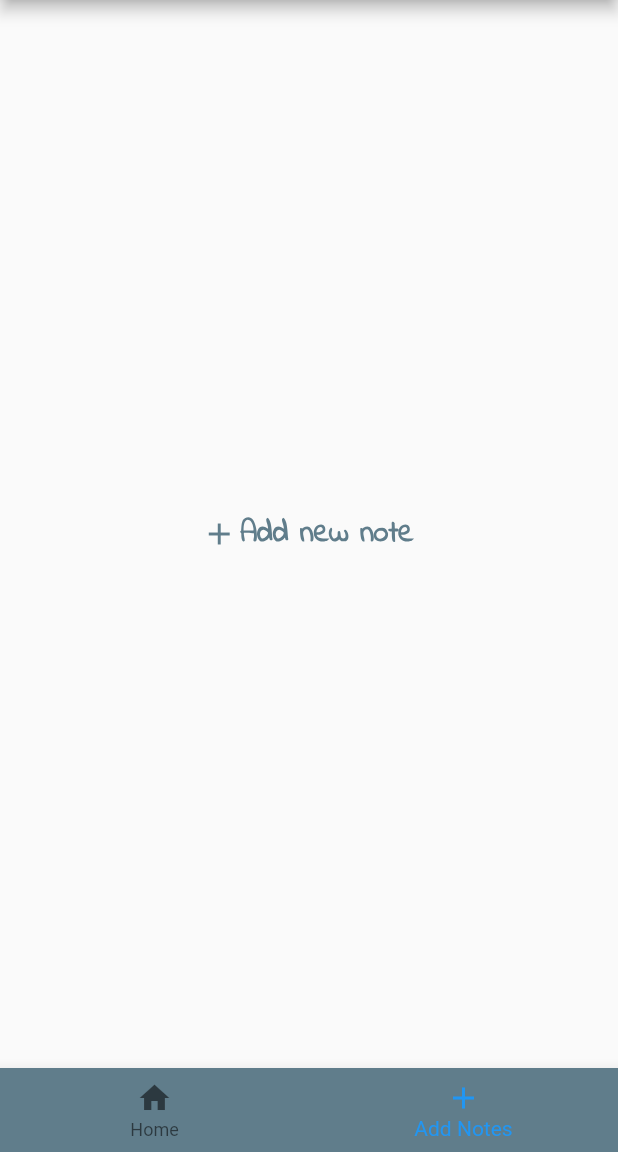
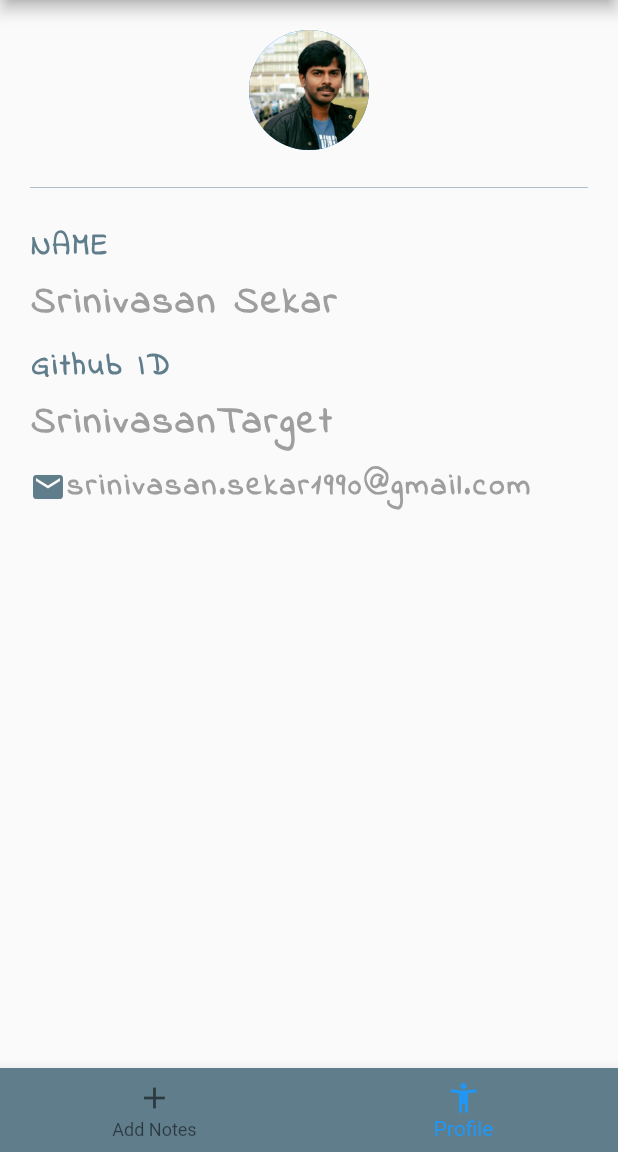
Before and after one commit to SrinivasanTarget/sample_flutter_demo_app, a Flutter app: the screen it shows after launch, item 2 of the bottom bar chosen, on a phone screen of 412 x 824 dp, the part 84-1236 px from its top. Run offline on Flutter 3.47's test engine with Material 2 defaults, Android fonts, the phone set to English and light mode, and no system bars.

Commit message:
add profile widget

```diff
--- a/lib/home_widget.dart
+++ b/lib/home_widget.dart
@@ -1,5 +1,6 @@
 import 'package:flutter/cupertino.dart';
 import 'package:flutter/material.dart';
+import 'package:sample_flutter_demo_app/profile_widget.dart';
 
 import 'notes_widget.dart';
 
@@ -13,30 +14,7 @@ class Home extends StatefulWidget {
 class _HomeState extends State<Home> {
   int _index = 0;
 
-  final List<Widget> _children = [
-    Center(
-      child: Container(
-        child: Row(
-          mainAxisAlignment: MainAxisAlignment.center,
-          children: <Widget>[
-            Padding(
-              padding: EdgeInsets.all(10),
-              child: Text(
-                'Capture all your notes here...',
-                style: TextStyle(
-                  color: Colors.blueGrey,
-                  fontSize: 35.0,
-                  fontWeight: FontWeight.bold,
-                  fontFamily: 'IndieFlower',
-                ),
-              ),
-            ),
-          ],
-        ),
-      ),
-    ),
-    NotesWidget()
-  ];
+  final List<Widget> _children = [NotesWidget(), ProfileWidget()];
 
   void onTapped(int index) {
     setState(() {
@@ -57,11 +35,9 @@ class _HomeState extends State<Home> {
         currentIndex: _index,
         backgroundColor: Colors.blueGrey,
         items: [
+          BottomNavigationBarItem(icon: Icon(Icons.add), label: 'Add Notes'),
           BottomNavigationBarItem(
-            icon: Icon(Icons.home),
-            label: 'Home',
-          ),
-          BottomNavigationBarItem(icon: Icon(Icons.add), label: 'Add Notes'),
+              icon: Icon(Icons.accessibility_new_rounded), label: 'Profile'),
         ],
       ),
     );
--- /dev/null
+++ b/lib/profile_widget.dart
@@ -0,0 +1,84 @@
+import 'package:flutter/cupertino.dart';
+import 'package:flutter/material.dart';
+
+class ProfileWidget extends StatelessWidget {
+  @override
+  Widget build(BuildContext context) {
+    return Padding(
+      padding: EdgeInsets.all(20),
+      child: Column(
+        crossAxisAlignment: CrossAxisAlignment.start,
+        children: <Widget>[
+          Center(
+            child: CircleAvatar(
+              backgroundImage: AssetImage('assets/Srinivas_pic.jpg'),
+              radius: 40.0,
+            ),
+          ),
+          Divider(
+            height: 50,
+            color: Colors.blueGrey[200],
+          ),
+          Text(
+            'NAME',
+            style: TextStyle(
+                fontFamily: 'IndieFlower',
+                color: Colors.blueGrey,
+                letterSpacing: 2,
+                fontWeight: FontWeight.bold,
+                fontSize: 20),
+          ),
+          SizedBox(height: 5),
+          Text(
+            'Srinivasan Sekar',
+            style: TextStyle(
+                fontFamily: 'IndieFlower',
+                color: Colors.grey,
+                letterSpacing: 2,
+                fontWeight: FontWeight.bold,
+                fontSize: 25),
+          ),
+          SizedBox(height: 10),
+          Text(
+            'Github ID',
+            style: TextStyle(
+                fontFamily: 'IndieFlower',
+                color: Colors.blueGrey,
+                letterSpacing: 2,
+                fontWeight: FontWeight.bold,
+                fontSize: 20),
+          ),
+          SizedBox(height: 5),
+          Text(
+            'SrinivasanTarget',
+            style: TextStyle(
+                fontFamily: 'IndieFlower',
+                color: Colors.grey,
+                letterSpacing: 2,
+                fontWeight: FontWeight.bold,
+                fontSize: 25),
+          ),
+          SizedBox(height: 10),
+          Row(
+            children: [
+              Icon(
+                Icons.email,
+                color: Colors.blueGrey,
+              ),
+              SizedBox(height: 10),
+              Text(
+                'srinivasan.sekar1990@gmail.com',
+                style: TextStyle(
+                    fontFamily: 'IndieFlower',
+                    color: Colors.grey,
+                    letterSpacing: 2,
+                    fontWeight: FontWeight.bold,
+                    fontSize: 20),
+              )
+            ],
+          )
+        ],
+      ),
+    );
+  }
+}
--- a/pubspec.yaml
+++ b/pubspec.yaml
@@ -45,9 +45,8 @@ flutter:
   uses-material-design: true
 
   # To add assets to your application, add an assets section, like this:
-  # assets:
-  #   - images/a_dot_burr.jpeg
-  #   - images/a_dot_ham.jpeg
+  assets:
+    - assets/Srinivas_pic.jpg
 
   # An image asset can refer to one or more resolution-specific "variants", see
   # https://flutter.dev/assets-and-images/#resolution-aware.
```
Also changed, not shown: assets/Srinivas_pic.jpg (added).
